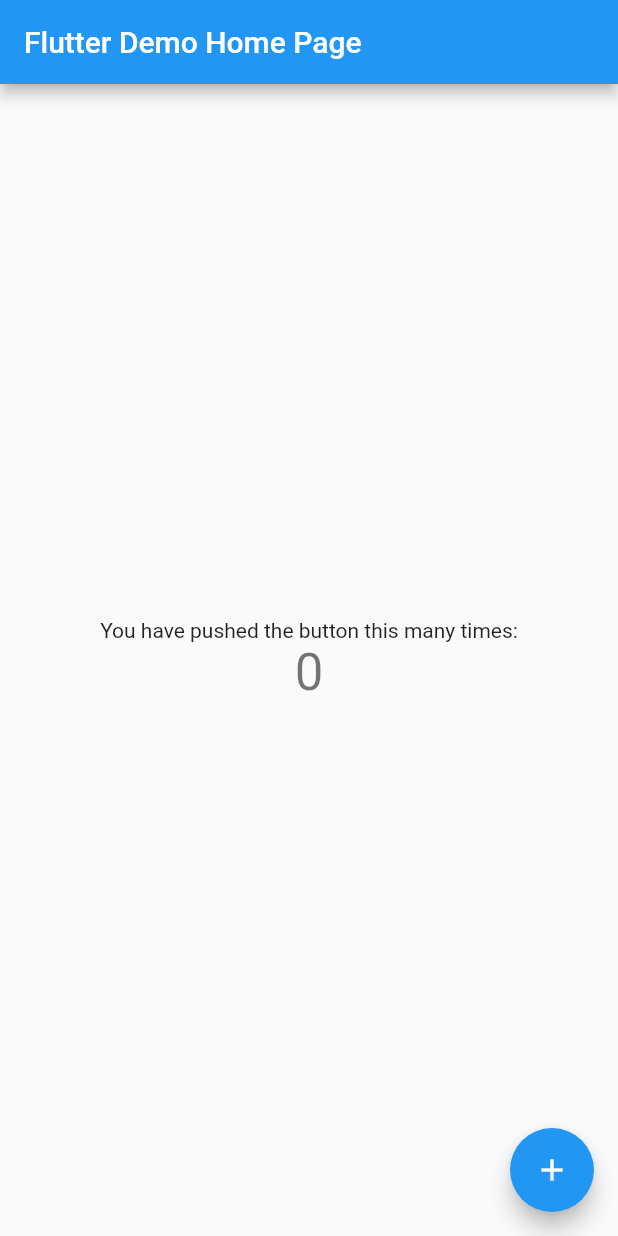
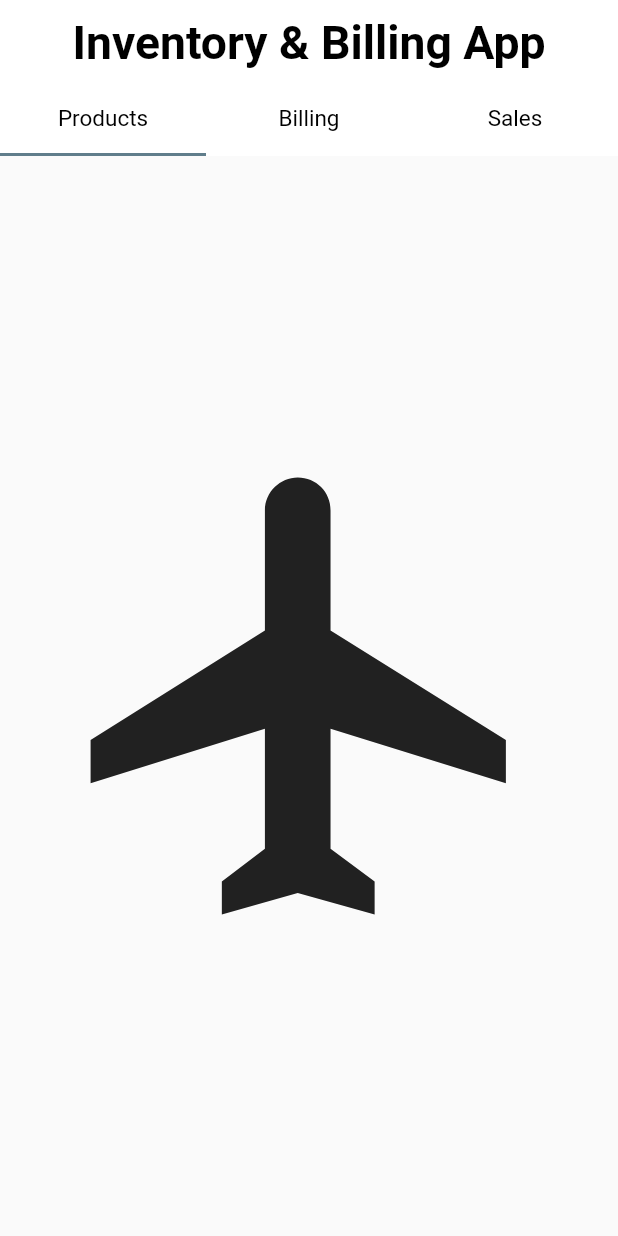
Before and after one commit to Earthknight/OP-Inventory-Billing-app, a Flutter app: the screen it shows after launch, on a phone screen of 412 x 824 dp. Run offline on Flutter 3.47's test engine with Material 2 defaults, Android fonts, the phone set to English and light mode, and no system bars; Roboto replaces fonts that are missing (Georgia).

Commit message:
tab Bar and custom text widget added

```diff
--- a/OP_Inventory_Billing_App/lib/main.dart
+++ b/OP_Inventory_Billing_App/lib/main.dart
@@ -1,4 +1,5 @@
 import 'package:flutter/material.dart';
+import 'package:op_inventory_billing_app/tab_bar_screen.dart';
 
 void main() {
   runApp(const MyApp());
@@ -7,109 +8,15 @@ void main() {
 class MyApp extends StatelessWidget {
   const MyApp({Key? key}) : super(key: key);
 
-  // This widget is the root of your application.
   @override
   Widget build(BuildContext context) {
     return MaterialApp(
-      title: 'Flutter Demo',
-      theme: ThemeData(
-        // This is the theme of your application.
-        //
-        // Try running your application with "flutter run". You'll see the
-        // application has a blue toolbar. Then, without quitting the app, try
-        // changing the primarySwatch below to Colors.green and then invoke
-        // "hot reload" (press "r" in the console where you ran "flutter run",
-        // or simply save your changes to "hot reload" in a Flutter IDE).
-        // Notice that the counter didn't reset back to zero; the application
-        // is not restarted.
-        primarySwatch: Colors.blue,
-      ),
-      home: const MyHomePage(title: 'Flutter Demo Home Page'),
+      title: 'Inventory & Billing App',
+      debugShowCheckedModeBanner: false,
+      // theme: ThemeData(
+      //   primarySwatch: Colors.white,
+      // ),
+      home: const TabBarScreen(),
     );
   }
 }
-
-class MyHomePage extends StatefulWidget {
-  const MyHomePage({Key? key, required this.title}) : super(key: key);
-
-  // This widget is the home page of your application. It is stateful, meaning
-  // that it has a State object (defined below) that contains fields that affect
-  // how it looks.
-
-  // This class is the configuration for the state. It holds the values (in this
-  // case the title) provided by the parent (in this case the App widget) and
-  // used by the build method of the State. Fields in a Widget subclass are
-  // always marked "final".
-
-  final String title;
-
-  @override
-  State<MyHomePage> createState() => _MyHomePageState();
-}
-
-class _MyHomePageState extends State<MyHomePage> {
-  int _counter = 0;
-
-  void _incrementCounter() {
-    setState(() {
-      // This call to setState tells the Flutter framework that something has
-      // changed in this State, which causes it to rerun the build method below
-      // so that the display can reflect the updated values. If we changed
-      // _counter without calling setState(), then the build method would not be
-      // called again, and so nothing would appear to happen.
-      _counter++;
-    });
-  }
-
-  @override
-  Widget build(BuildContext context) {
-    // This method is rerun every time setState is called, for instance as done
-    // by the _incrementCounter method above.
-    //
-    // The Flutter framework has been optimized to make rerunning build methods
-    // fast, so that you can just rebuild anything that needs updating rather
-    // than having to individually change instances of widgets.
-    return Scaffold(
-      appBar: AppBar(
-        // Here we take the value from the MyHomePage object that was created by
-        // the App.build method, and use it to set our appbar title.
-        title: Text(widget.title),
-      ),
-      body: Center(
-        // Center is a layout widget. It takes a single child and positions it
-        // in the middle of the parent.
-        child: Column(
-          // Column is also a layout widget. It takes a list of children and
-          // arranges them vertically. By default, it sizes itself to fit its
-          // children horizontally, and tries to be as tall as its parent.
-          //
-          // Invoke "debug painting" (press "p" in the console, choose the
-          // "Toggle Debug Paint" action from the Flutter Inspector in Android
-          // Studio, or the "Toggle Debug Paint" command in Visual Studio Code)
-          // to see the wireframe for each widget.
-          //
-          // Column has various properties to control how it sizes itself and
-          // how it positions its children. Here we use mainAxisAlignment to
-          // center the children vertically; the main axis here is the vertical
-          // axis because Columns are vertical (the cross axis would be
-          // horizontal).
-          mainAxisAlignment: MainAxisAlignment.center,
-          children: <Widget>[
-            const Text(
-              'You have pushed the button this many times:',
-            ),
-            Text(
-              '$_counter',
-              style: Theme.of(context).textTheme.headline4,
-            ),
-          ],
-        ),
-      ),
-      floatingActionButton: FloatingActionButton(
-        onPressed: _incrementCounter,
-        tooltip: 'Increment',
-        child: const Icon(Icons.add),
-      ), // This trailing comma makes auto-formatting nicer for build methods.
-    );
-  }
-}
--- /dev/null
+++ b/OP_Inventory_Billing_App/lib/screens/product_screen.dart
@@ -0,0 +1,17 @@
+import 'package:flutter/material.dart';
+import 'package:op_inventory_billing_app/widgets/TextWidget.dart';
+
+class ProductScreen extends StatefulWidget {
+  const ProductScreen ({Key? key}) : super(key: key);
+
+  @override
+  State<StatefulWidget> createState() => ProductScreenState();
+}
+
+class ProductScreenState extends State<ProductScreen>{
+  @override
+  Widget build(BuildContext context) {
+    return Container();
+  }
+
+}
--- /dev/null
+++ b/OP_Inventory_Billing_App/lib/tab_bar_screen.dart
@@ -0,0 +1,74 @@
+import 'package:flutter/material.dart';
+import 'package:op_inventory_billing_app/widgets/TextWidget.dart';
+
+class TabBarScreen extends StatefulWidget {
+  const TabBarScreen ({Key? key}) : super(key: key);
+
+  @override
+  State<StatefulWidget> createState() => TabBarState();
+}
+
+class TabBarState extends State<TabBarScreen > with SingleTickerProviderStateMixin{
+  TabController? _controller;
+  int _selectedIndex = 0;
+  @override
+  void initState() {
+    // TODO: implement initState
+    super.initState();
+    _controller = TabController(length: 3, vsync: this);
+
+    _controller?.addListener(() {
+      setState(() {
+        _selectedIndex = _controller!.index;
+      });
+      print("Selected Index: " + _controller!.index.toString());
+    });
+  }
+  @override
+  void dispose() {
+    _controller?.dispose();
+    super.dispose();
+  }
+  @override
+  Widget build(BuildContext context) {
+    return DefaultTabController(
+      length: 3,
+      child: Scaffold(
+          body: NestedScrollView(
+            headerSliverBuilder: (BuildContext context, bool innerBoxIsScrolled) {
+              return <Widget>[
+                SliverAppBar(
+                  backgroundColor: Colors.white,
+                  title: const Center(
+                    child: MyText(text: "Inventory & Billing App", fontWeight: FontWeight.bold, size: 15.0,),
+                  ),
+                  pinned: true,
+                  floating: true,
+                  bottom: TabBar(
+                    indicatorColor: Colors.blueGrey,
+                    controller: _controller!,
+                    // isScrollable: true,
+                    tabs: [
+                      Tab(child: MyText(text: "Products")),
+                      Tab(child: MyText(text: "Billing")),
+                      Tab(child: MyText(text: "Sales")),
+                    ],
+
+                  ),
+                ),
+              ];
+            },
+            body: TabBarView(
+              controller: _controller!,
+              children: <Widget>[
+                Icon(Icons.flight, size: 350),
+                Icon(Icons.directions_transit, size: 350),
+                Icon(Icons.directions_car, size: 350),
+
+              ],
+            ),
+          )),
+    );;
+  }
+
+}
--- /dev/null
+++ b/OP_Inventory_Billing_App/lib/widgets/TextWidget.dart
@@ -0,0 +1,46 @@
+import 'dart:io';
+import 'package:flutter/material.dart';
+import 'get_device_size.dart';
+
+class MyText extends StatelessWidget {
+  final String text;
+  final double? size;
+  final FontWeight? fontWeight;
+  final Color? fontColor;
+  final double? wordSpacing;
+  final double? textScaleFactor;
+  final TextAlign? textAlign;
+  final int? lines;
+  final String? fontFamily;
+
+  const MyText({
+    required this.text,
+    this.size,
+    this.fontWeight,
+    this.fontColor,
+    this.wordSpacing,
+    this.textScaleFactor,
+    this.textAlign,
+    this.lines,
+    this.fontFamily,
+  });
+
+  @override
+  Widget build(BuildContext context) {
+    final screenSize = GetDeviceSize.getDeviceSize(context);
+    double fontSize = screenSize.width<=600 ? screenSize.width / 26 : screenSize.width / 38;
+    return Text(
+      text.toString(),
+      overflow: lines == 0 ? TextOverflow.visible : TextOverflow.ellipsis,
+      textAlign: textAlign ?? TextAlign.left,
+      maxLines: lines == 0 ? null : lines,
+      style: TextStyle(
+          fontSize: size == null ? 15.0 :  fontSize + (screenSize.width<=600 ? size : size! * 1.6 + 1)!.toDouble() ,
+          color: fontColor ?? Colors.black,
+          fontFamily: Platform.isAndroid ? "Georgia" : " Sans Francisco",
+          fontWeight: fontWeight ?? FontWeight.normal,
+          decoration: TextDecoration.none
+      ),
+    );
+  }
+}
--- /dev/null
+++ b/OP_Inventory_Billing_App/lib/widgets/get_device_size.dart
@@ -0,0 +1,7 @@
+import 'package:flutter/material.dart';
+
+class GetDeviceSize {
+  static Size getDeviceSize(BuildContext context) {
+    return MediaQuery.of(context).size;
+  }
+}
```
